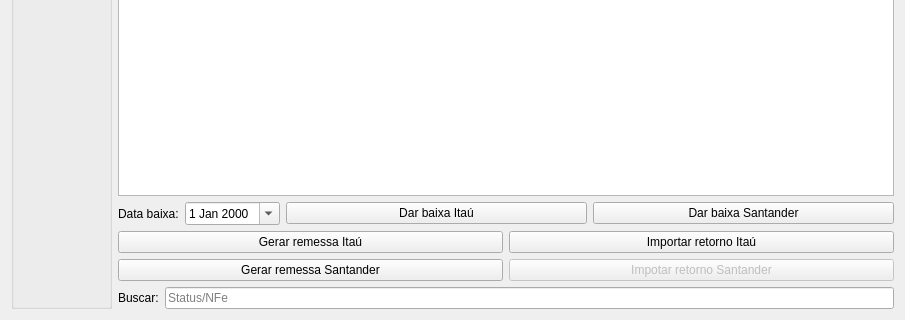
First picture: the form in ui/widgetgare.ui, repository darktorres/ERP-STACCATO, before the edit; both pictures show x 0 to 905 and y 226 to 546 of the 905 by 546 pixel window.
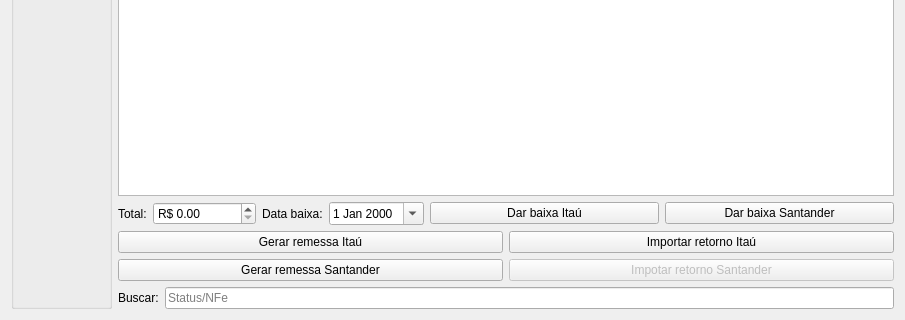
Second picture: the form after the edit. Custom widgets are drawn as their Qt base class.

Commit message: Mostrar o somatório das gares selecionadas

Diff of the .ui file:
```diff
--- a/ui/widgetgare.ui
+++ b/ui/widgetgare.ui
@@ -32,33 +32,7 @@
    </item>
    <item row="1" column="1">
     <layout class="QGridLayout" name="gridLayout">
-     <item row="0" column="0">
-      <widget class="QLabel" name="label_2">
-       <property name="sizePolicy">
-        <sizepolicy hsizetype="Maximum" vsizetype="Preferred">
-         <horstretch>0</horstretch>
-         <verstretch>0</verstretch>
-        </sizepolicy>
-       </property>
-       <property name="text">
-        <string>Data baixa:</string>
-       </property>
-      </widget>
-     </item>
-     <item row="0" column="1">
-      <widget class="QDateEdit" name="dateEdit">
-       <property name="sizePolicy">
-        <sizepolicy hsizetype="Maximum" vsizetype="Fixed">
-         <horstretch>0</horstretch>
-         <verstretch>0</verstretch>
-        </sizepolicy>
-       </property>
-       <property name="calendarPopup">
-        <bool>true</bool>
-       </property>
-      </widget>
-     </item>
-     <item row="0" column="2">
+     <item row="0" column="4">
       <widget class="QPushButton" name="pushButtonDarBaixaItau">
        <property name="text">
         <string>Dar baixa Itaú</string>
@@ -66,12 +40,67 @@
       </widget>
      </item>
      <item row="0" column="3">
+      <widget class="QDateEdit" name="dateEdit">
+       <property name="sizePolicy">
+        <sizepolicy hsizetype="Maximum" vsizetype="Fixed">
+         <horstretch>0</horstretch>
+         <verstretch>0</verstretch>
+        </sizepolicy>
+       </property>
+       <property name="calendarPopup">
+        <bool>true</bool>
+       </property>
+      </widget>
+     </item>
+     <item row="0" column="0">
+      <widget class="QLabel" name="label_3">
+       <property name="sizePolicy">
+        <sizepolicy hsizetype="Maximum" vsizetype="Preferred">
+         <horstretch>0</horstretch>
+         <verstretch>0</verstretch>
+        </sizepolicy>
+       </property>
+       <property name="text">
+        <string>Total:</string>
+       </property>
+      </widget>
+     </item>
+     <item row="0" column="5">
       <widget class="QPushButton" name="pushButtonDarBaixaSantander">
        <property name="text">
         <string>Dar baixa Santander</string>
        </property>
       </widget>
      </item>
+     <item row="0" column="2">
+      <widget class="QLabel" name="label_2">
+       <property name="sizePolicy">
+        <sizepolicy hsizetype="Maximum" vsizetype="Preferred">
+         <horstretch>0</horstretch>
+         <verstretch>0</verstretch>
+        </sizepolicy>
+       </property>
+       <property name="text">
+        <string>Data baixa:</string>
+       </property>
+      </widget>
+     </item>
+     <item row="0" column="1">
+      <widget class="QDoubleSpinBox" name="doubleSpinBoxTotal">
+       <property name="sizePolicy">
+        <sizepolicy hsizetype="Maximum" vsizetype="Fixed">
+         <horstretch>0</horstretch>
+         <verstretch>0</verstretch>
+        </sizepolicy>
+       </property>
+       <property name="prefix">
+        <string>R$ </string>
+       </property>
+       <property name="maximum">
+        <double>999999999.990000009536743</double>
+       </property>
+      </widget>
+     </item>
     </layout>
    </item>
    <item row="2" column="1">
```
The commit also changes 2 other files.
